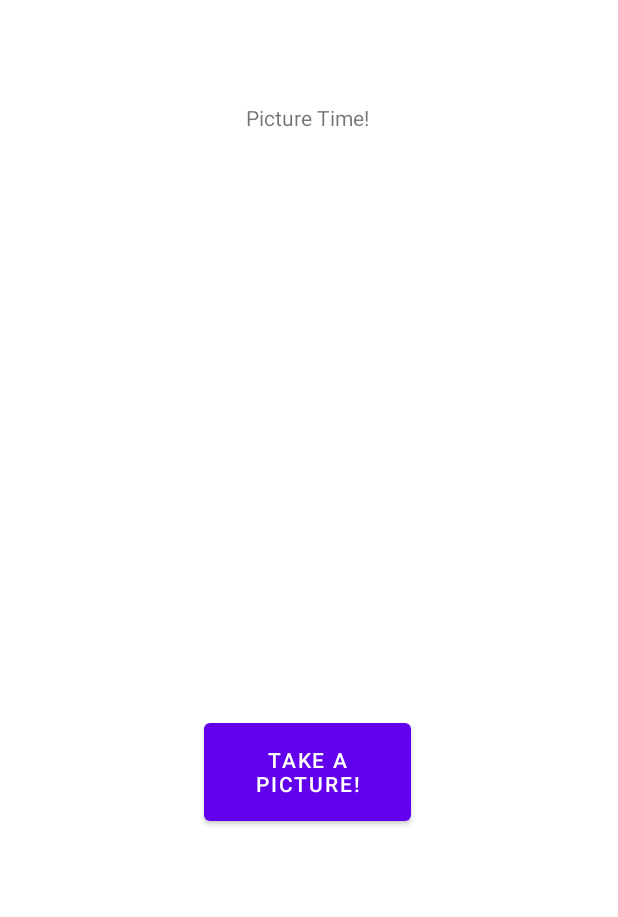
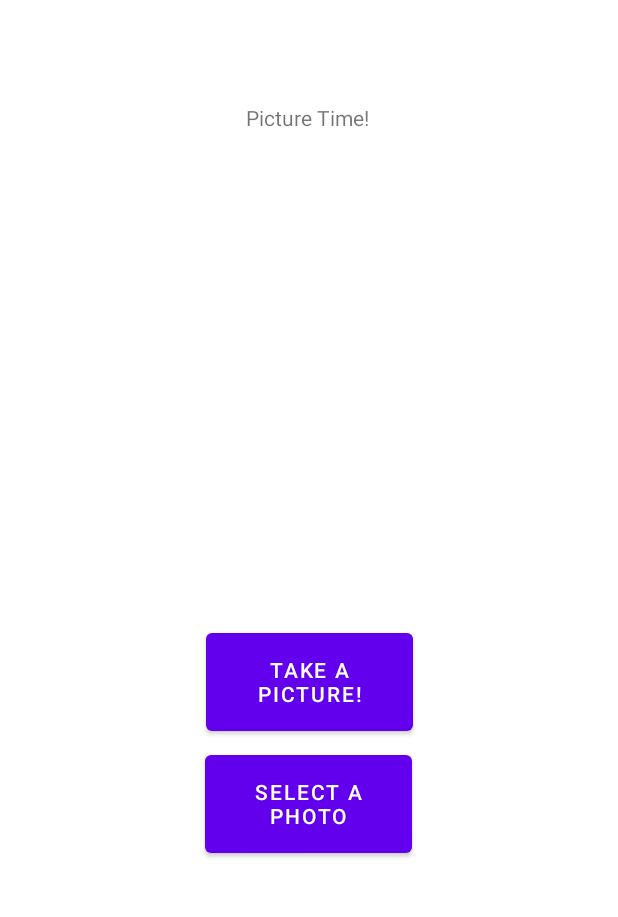
Before and after one commit to jahn18/ML-Music-Sheet-Classifier, an Android app: the screen it shows after launch (MainActivity), on a phone screen of 412 x 824 dp, the part 165-1082 px from its top. Run offline under Robolectric (Android 15) with nearby library versions, the phone set to English and light mode, and no system bars.

Commit message:
select photo in progress - android emulator seems have photo gallery and camera combined into 1 camera app though

```diff
--- a/app/src/main/AndroidManifest.xml
+++ b/app/src/main/AndroidManifest.xml
@@ -5,6 +5,8 @@
     <uses-feature
         android:name="android.hardware.camera"
         android:required="true" />
+    <uses-permission android:name="android.permission.READ_EXTERNAL_STORAGE" />
+    <uses-permission android:name="android.permission.WRITE_EXTERNAL_STORAGE" />
 
     <application
         android:allowBackup="true"
--- a/app/src/main/res/layout/activity_main.xml
+++ b/app/src/main/res/layout/activity_main.xml
@@ -22,12 +22,11 @@
         android:id="@+id/button"
         android:layout_width="138dp"
         android:layout_height="77dp"
-        android:layout_marginStart="136dp"
-        android:layout_marginLeft="136dp"
-        android:layout_marginTop="476dp"
+        android:layout_marginTop="416dp"
         android:onClick="takePicture"
         android:rotationY="0"
         android:text="Take a picture!"
+        app:layout_constraintEnd_toEndOf="parent"
         app:layout_constraintStart_toStartOf="parent"
         app:layout_constraintTop_toBottomOf="@+id/textView" />
 
@@ -53,4 +52,16 @@
         app:layout_constraintBottom_toTopOf="@+id/imageView"
         app:layout_constraintStart_toStartOf="parent" />
 
+    <Button
+        android:id="@+id/button2"
+        android:layout_width="138dp"
+        android:layout_height="77dp"
+        android:layout_marginTop="4dp"
+        android:onClick="pickPhoto"
+        android:text="Select a Photo"
+        app:layout_constraintEnd_toEndOf="parent"
+        app:layout_constraintHorizontal_bias="0.498"
+        app:layout_constraintStart_toStartOf="parent"
+        app:layout_constraintTop_toBottomOf="@+id/button" />
+
 </androidx.constraintlayout.widget.ConstraintLayout>
```
Also changed, not shown: app/src/main/java/com/example/musicscoreapp/MainActivity.java (+47 -1 lines).
